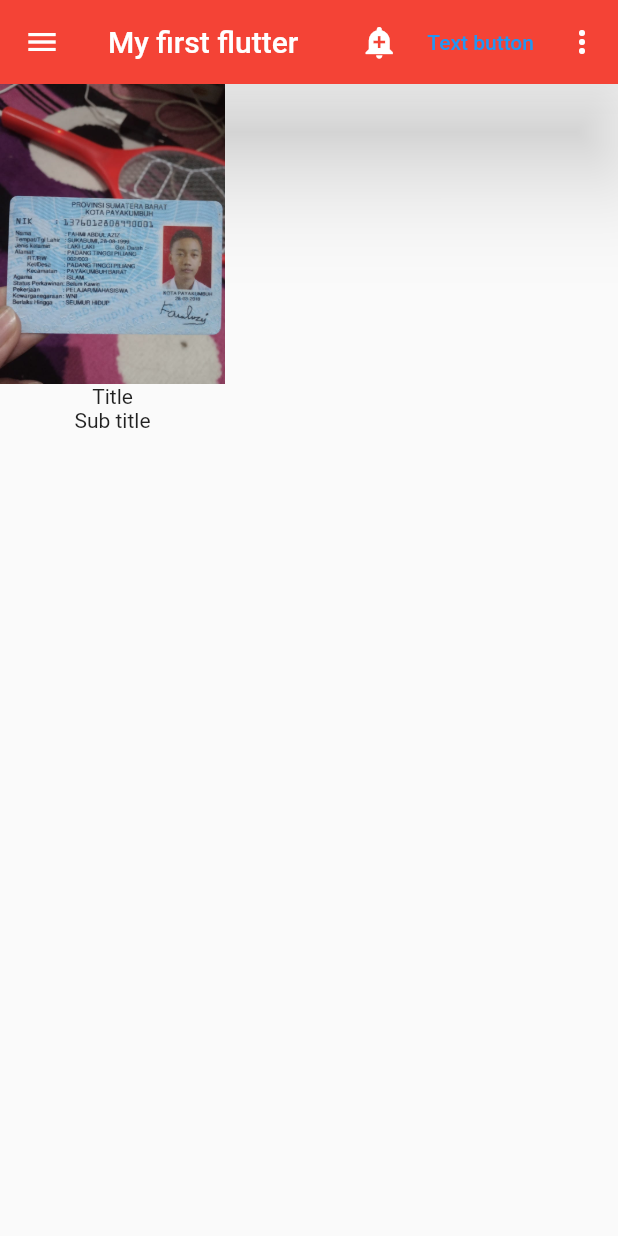
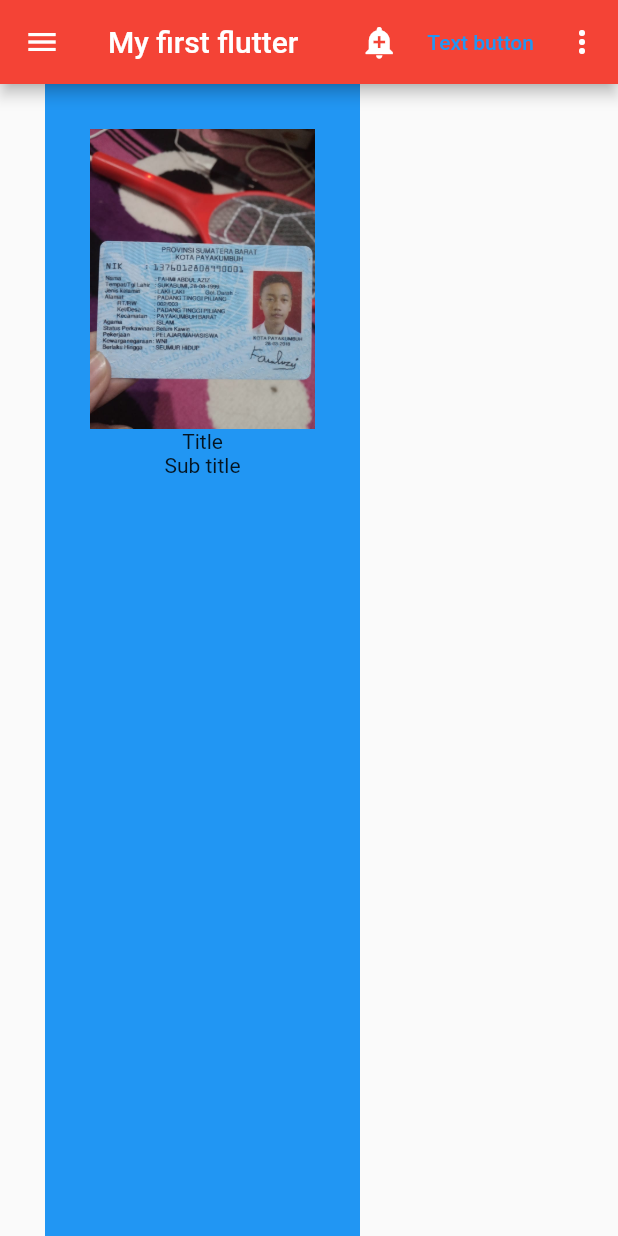
Before and after one commit to fahmi54321/my_first_flutter, a Flutter app: the screen it shows after launch, on a phone screen of 412 x 824 dp. Run offline on Flutter 3.47's test engine with Material 2 defaults, Android fonts, the phone set to English and light mode, and no system bars.

Commit message:
margin and padding

```diff
--- a/lib/images_widget/BasicUi.dart
+++ b/lib/images_widget/BasicUi.dart
@@ -9,7 +9,6 @@ class BasicUi extends StatelessWidget {
       appBar: AppBar(
         title: Text("My first flutter"),
         backgroundColor: Colors.red,
-        elevation: 30.0,
         actions: <Widget>[
           IconButton(
               icon: const Icon(Icons.add_alert),
@@ -54,6 +53,9 @@ class BasicUi extends StatelessWidget {
       ),
       body: SafeArea(
         child: Container(
+          color: Colors.blue,
+          margin: EdgeInsets.only(left: 30.0,top: 0),
+          padding: EdgeInsets.only(left: 30.0,top: 30.0,right: 30.0),
           child: Column(
             children: [
               Image(image: AssetImage('assets/gambar/ktp.jpeg'),height: 200,),
```
